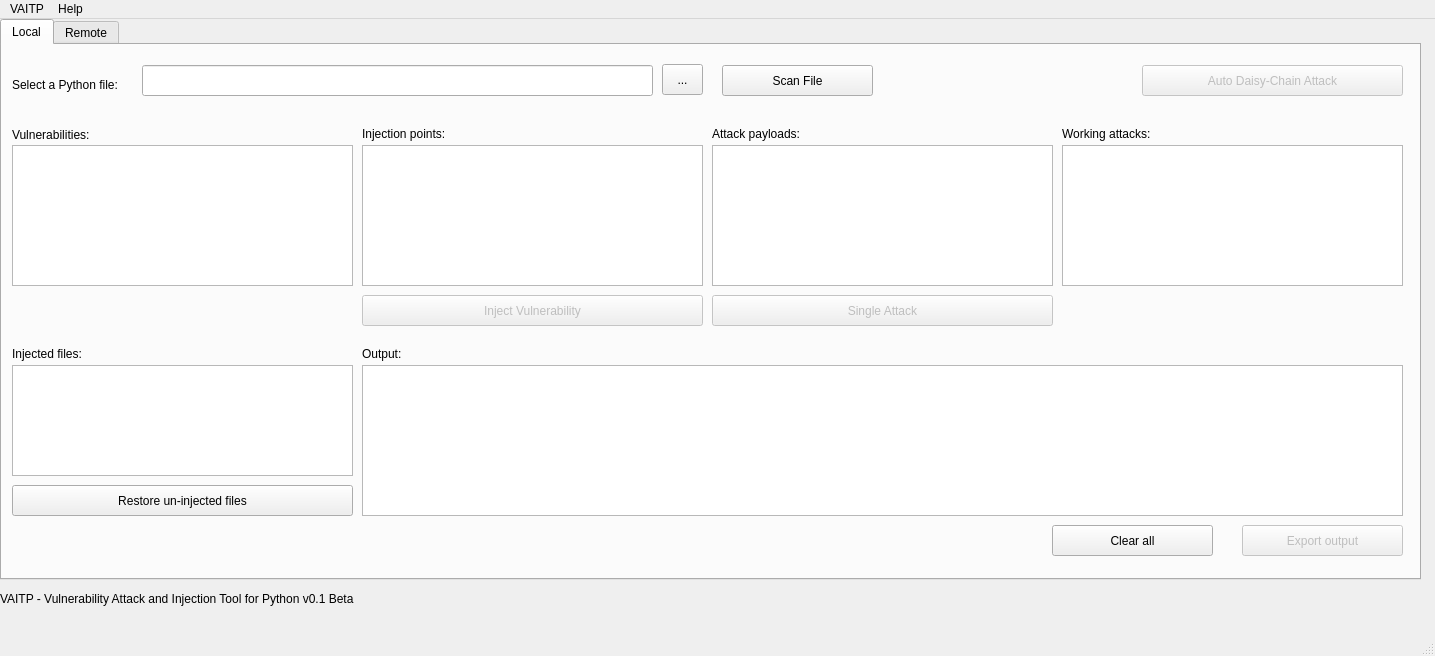
Old version of the form VAITP GUI/vaitp/vaitp.ui in the repository netpack/vaitp.
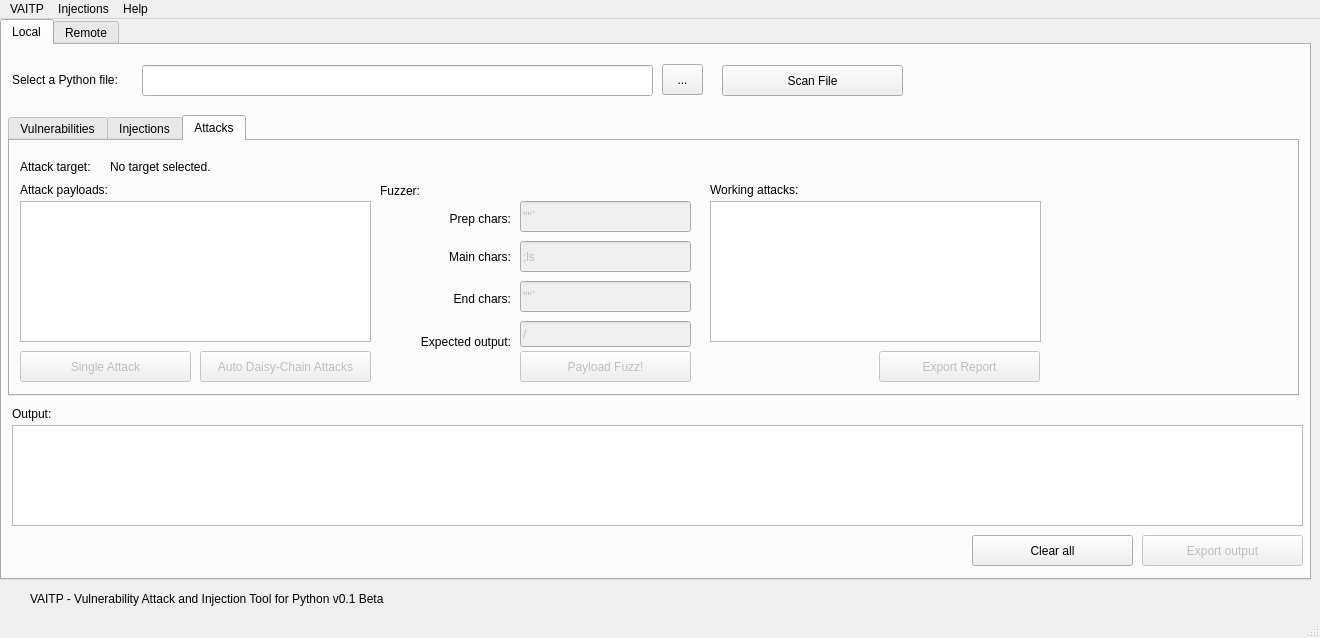
New version of the form. The open tabs and pages were chosen to show the change. Icons and pictures are not drawn.

Commit message: Added manual vulnerability chained injections

```diff
--- a/VAITP GUI/vaitp/vaitp.ui
+++ b/VAITP GUI/vaitp/vaitp.ui
@@ -6,8 +6,8 @@
    <rect>
     <x>0</x>
     <y>0</y>
-    <width>1435</width>
-    <height>656</height>
+    <width>1320</width>
+    <height>638</height>
    </rect>
   </property>
   <property name="windowTitle">
@@ -21,7 +21,7 @@
    <widget class="QLabel" name="lbl_info">
     <property name="geometry">
      <rect>
-      <x>0</x>
+      <x>30</x>
       <y>570</y>
       <width>851</width>
       <height>20</height>
@@ -42,7 +42,7 @@
      <rect>
       <x>0</x>
       <y>0</y>
-      <width>1421</width>
+      <width>1311</width>
       <height>561</height>
      </rect>
     </property>
@@ -86,150 +86,47 @@
       <property name="geometry">
        <rect>
         <x>10</x>
-        <y>30</y>
+        <y>19</y>
         <width>141</width>
-        <height>20</height>
+        <height>31</height>
        </rect>
       </property>
       <property name="text">
        <string>Select a Python file:</string>
       </property>
      </widget>
-     <widget class="QListWidget" name="lst_injectionPoints">
-      <property name="geometry">
-       <rect>
-        <x>360</x>
-        <y>100</y>
-        <width>341</width>
-        <height>141</height>
-       </rect>
-      </property>
-     </widget>
-     <widget class="QLabel" name="label_4">
-      <property name="geometry">
-       <rect>
-        <x>10</x>
-        <y>80</y>
-        <width>261</width>
-        <height>20</height>
-       </rect>
-      </property>
-      <property name="text">
-       <string>Vulnerabilities:</string>
-      </property>
-     </widget>
-     <widget class="QListWidget" name="lst_vulns">
-      <property name="geometry">
-       <rect>
-        <x>10</x>
-        <y>100</y>
-        <width>341</width>
-        <height>141</height>
-       </rect>
-      </property>
-     </widget>
-     <widget class="QLabel" name="label_3">
-      <property name="geometry">
-       <rect>
-        <x>360</x>
-        <y>80</y>
-        <width>271</width>
-        <height>18</height>
-       </rect>
-      </property>
-      <property name="text">
-       <string>Injection points:</string>
-      </property>
-     </widget>
      <widget class="QPushButton" name="bt_scan_py">
       <property name="geometry">
        <rect>
         <x>720</x>
         <y>20</y>
-        <width>151</width>
+        <width>181</width>
         <height>31</height>
        </rect>
       </property>
       <property name="text">
        <string>Scan File</string>
       </property>
-     </widget>
-     <widget class="QPushButton" name="bt_inject_vuln">
-      <property name="enabled">
-       <bool>false</bool>
-      </property>
-      <property name="geometry">
-       <rect>
-        <x>360</x>
-        <y>250</y>
-        <width>341</width>
-        <height>31</height>
-       </rect>
-      </property>
-      <property name="text">
-       <string>Inject Vulnerability</string>
-      </property>
-     </widget>
-     <widget class="QPushButton" name="bt_restore_pys">
-      <property name="enabled">
-       <bool>true</bool>
-      </property>
-      <property name="geometry">
-       <rect>
-        <x>10</x>
-        <y>440</y>
-        <width>341</width>
-        <height>31</height>
-       </rect>
-      </property>
-      <property name="text">
-       <string>Restore un-injected files</string>
-      </property>
-     </widget>
-     <widget class="QPushButton" name="bt_attack">
-      <property name="enabled">
-       <bool>false</bool>
-      </property>
-      <property name="geometry">
-       <rect>
-        <x>710</x>
-        <y>250</y>
-        <width>341</width>
-        <height>31</height>
-       </rect>
-      </property>
-      <property name="text">
-       <string>Single Attack</string>
-      </property>
-     </widget>
-     <widget class="QLabel" name="label_6">
-      <property name="geometry">
-       <rect>
-        <x>710</x>
-        <y>80</y>
-        <width>131</width>
-        <height>18</height>
-       </rect>
-      </property>
-      <property name="text">
-       <string>Attack payloads:</string>
+      <property name="icon">
+       <iconset resource="resources.qrc">
+        <normaloff>:/lineicons-free-basic-3.0/png-files/magnifier.png</normaloff>:/lineicons-free-basic-3.0/png-files/magnifier.png</iconset>
       </property>
      </widget>
      <widget class="QPlainTextEdit" name="txt_output_sh1">
       <property name="geometry">
        <rect>
-        <x>360</x>
-        <y>320</y>
-        <width>1041</width>
-        <height>151</height>
+        <x>10</x>
+        <y>380</y>
+        <width>1291</width>
+        <height>101</height>
        </rect>
       </property>
      </widget>
      <widget class="QLabel" name="label_7">
       <property name="geometry">
        <rect>
-        <x>360</x>
-        <y>300</y>
+        <x>10</x>
+        <y>360</y>
         <width>131</width>
         <height>18</height>
        </rect>
@@ -244,8 +141,8 @@
       </property>
       <property name="geometry">
        <rect>
-        <x>1240</x>
-        <y>480</y>
+        <x>1140</x>
+        <y>490</y>
         <width>161</width>
         <height>31</height>
        </rect>
@@ -254,21 +151,11 @@
        <string>Export output</string>
       </property>
      </widget>
-     <widget class="QListWidget" name="lst_payload">
-      <property name="geometry">
-       <rect>
-        <x>710</x>
-        <y>100</y>
-        <width>341</width>
-        <height>141</height>
-       </rect>
-      </property>
-     </widget>
      <widget class="QPushButton" name="bt_clearAll">
       <property name="geometry">
        <rect>
-        <x>1050</x>
-        <y>480</y>
+        <x>970</x>
+        <y>490</y>
         <width>161</width>
         <height>31</height>
        </rect>
@@ -277,73 +164,549 @@
        <string>Clear all</string>
       </property>
      </widget>
-     <widget class="QListWidget" name="lst_injectedFiles">
+     <widget class="QTabWidget" name="tabWidget_2">
       <property name="geometry">
        <rect>
-        <x>10</x>
-        <y>320</y>
-        <width>341</width>
-        <height>111</height>
+        <x>6</x>
+        <y>70</y>
+        <width>1291</width>
+        <height>281</height>
        </rect>
       </property>
-     </widget>
-     <widget class="QLabel" name="label_8">
-      <property name="geometry">
-       <rect>
-        <x>10</x>
-        <y>300</y>
-        <width>141</width>
-        <height>18</height>
-       </rect>
+      <property name="currentIndex">
+       <number>1</number>
       </property>
-      <property name="text">
-       <string>Injected files:</string>
-      </property>
-     </widget>
-     <widget class="QPushButton" name="bt_auto_daisyChain">
-      <property name="enabled">
-       <bool>false</bool>
-      </property>
-      <property name="geometry">
-       <rect>
-        <x>1140</x>
-        <y>20</y>
-        <width>261</width>
-        <height>31</height>
-       </rect>
-      </property>
-      <property name="text">
-       <string>Auto Daisy-Chain Attack</string>
-      </property>
-      <property name="iconSize">
-       <size>
-        <width>24</width>
-        <height>24</height>
-       </size>
-      </property>
-     </widget>
-     <widget class="QLabel" name="label_9">
-      <property name="geometry">
-       <rect>
-        <x>1060</x>
-        <y>80</y>
-        <width>121</width>
-        <height>18</height>
-       </rect>
-      </property>
-      <property name="text">
-       <string>Working attacks:</string>
-      </property>
-     </widget>
-     <widget class="QListWidget" name="lst_workingAttacks">
-      <property name="geometry">
-       <rect>
-        <x>1060</x>
-        <y>100</y>
-        <width>341</width>
-        <height>141</height>
-       </rect>
-      </property>
+      <widget class="QWidget" name="tab_vulnerabilities">
+       <attribute name="title">
+        <string>Vulnerabilities</string>
+       </attribute>
+       <widget class="QListWidget" name="lst_vulns">
+        <property name="geometry">
+         <rect>
+          <x>10</x>
+          <y>30</y>
+          <width>351</width>
+          <height>141</height>
+         </rect>
+        </property>
+       </widget>
+       <widget class="QLabel" name="label_4">
+        <property name="geometry">
+         <rect>
+          <x>10</x>
+          <y>10</y>
+          <width>261</width>
+          <height>20</height>
+         </rect>
+        </property>
+        <property name="text">
+         <string>Vulnerabilities:</string>
+        </property>
+       </widget>
+       <widget class="QLabel" name="label_2">
+        <property name="geometry">
+         <rect>
+          <x>370</x>
+          <y>10</y>
+          <width>101</width>
+          <height>18</height>
+         </rect>
+        </property>
+        <property name="text">
+         <string>Description:</string>
+        </property>
+       </widget>
+       <widget class="QTextEdit" name="txt_vulnDescription">
+        <property name="geometry">
+         <rect>
+          <x>370</x>
+          <y>30</y>
+          <width>881</width>
+          <height>141</height>
+         </rect>
+        </property>
+        <property name="autoFillBackground">
+         <bool>false</bool>
+        </property>
+        <property name="inputMethodHints">
+         <set>Qt::ImhMultiLine|Qt::ImhNoEditMenu</set>
+        </property>
+        <property name="readOnly">
+         <bool>true</bool>
+        </property>
+       </widget>
+       <widget class="QPushButton" name="bt_autopown">
+        <property name="enabled">
+         <bool>false</bool>
+        </property>
+        <property name="geometry">
+         <rect>
+          <x>160</x>
+          <y>180</y>
+          <width>201</width>
+          <height>31</height>
+         </rect>
+        </property>
+        <property name="text">
+         <string>Auto POWN</string>
+        </property>
+       </widget>
+      </widget>
+      <widget class="QWidget" name="tab_injections">
+       <attribute name="title">
+        <string>Injections</string>
+       </attribute>
+       <widget class="QLabel" name="label_3">
+        <property name="geometry">
+         <rect>
+          <x>10</x>
+          <y>10</y>
+          <width>271</width>
+          <height>18</height>
+         </rect>
+        </property>
+        <property name="text">
+         <string>Injection points:</string>
+        </property>
+       </widget>
+       <widget class="QListWidget" name="lst_injectionPoints">
+        <property name="geometry">
+         <rect>
+          <x>10</x>
+          <y>30</y>
+          <width>351</width>
+          <height>141</height>
+         </rect>
+        </property>
+       </widget>
+       <widget class="QPushButton" name="bt_inject_vuln">
+        <property name="enabled">
+         <bool>false</bool>
+        </property>
+        <property name="geometry">
+         <rect>
+          <x>10</x>
+          <y>180</y>
+          <width>171</width>
+          <height>31</height>
+         </rect>
+        </property>
+        <property name="text">
+         <string>Inject single Vulnerability</string>
+        </property>
+       </widget>
+       <widget class="QLabel" name="label_8">
+        <property name="geometry">
+         <rect>
+          <x>730</x>
+          <y>10</y>
+          <width>141</width>
+          <height>18</height>
+         </rect>
+        </property>
+        <property name="text">
+         <string>Injected files:</string>
+        </property>
+       </widget>
+       <widget class="QListWidget" name="lst_injectedFiles">
+        <property name="geometry">
+         <rect>
+          <x>730</x>
+          <y>30</y>
+          <width>341</width>
+          <height>141</height>
+         </rect>
+        </property>
+       </widget>
+       <widget class="QLabel" name="label_5">
+        <property name="geometry">
+         <rect>
+          <x>370</x>
+          <y>10</y>
+          <width>161</width>
+          <height>18</height>
+         </rect>
+        </property>
+        <property name="text">
+         <string>Chain of injection points:</string>
+        </property>
+       </widget>
+       <widget class="QListWidget" name="lst_injectionsChain">
+        <property name="geometry">
+         <rect>
+          <x>370</x>
+          <y>30</y>
+          <width>351</width>
+          <height>141</height>
+         </rect>
+        </property>
+       </widget>
+       <widget class="QPushButton" name="bt_addToInjectionChain">
+        <property name="enabled">
+         <bool>false</bool>
+        </property>
+        <property name="geometry">
+         <rect>
+          <x>190</x>
+          <y>180</y>
+          <width>171</width>
+          <height>31</height>
+         </rect>
+        </property>
+        <property name="text">
+         <string>Add to injection chain</string>
+        </property>
+       </widget>
+       <widget class="QPushButton" name="bt_executeInjectionChain">
+        <property name="enabled">
+         <bool>false</bool>
+        </property>
+        <property name="geometry">
+         <rect>
+          <x>370</x>
+          <y>180</y>
+          <width>171</width>
+          <height>31</height>
+         </rect>
+        </property>
+        <property name="text">
+         <string>Execute injection chain</string>
+        </property>
+       </widget>
+       <widget class="QPushButton" name="bt_deleteInjectedFile">
+        <property name="enabled">
+         <bool>false</bool>
+        </property>
+        <property name="geometry">
+         <rect>
+          <x>730</x>
+          <y>180</y>
+          <width>161</width>
+          <height>31</height>
+         </rect>
+        </property>
+        <property name="text">
+         <string>Delete injected file</string>
+        </property>
+       </widget>
+       <widget class="QPushButton" name="bt_setInjectedFileAsTarget">
+        <property name="enabled">
+         <bool>false</bool>
+        </property>
+        <property name="geometry">
+         <rect>
+          <x>900</x>
+          <y>180</y>
+          <width>171</width>
+          <height>31</height>
+         </rect>
+        </property>
+        <property name="text">
+         <string>Set as target</string>
+        </property>
+       </widget>
+       <widget class="QPushButton" name="bt_clearInjectionChain">
+        <property name="geometry">
+         <rect>
+          <x>550</x>
+          <y>180</y>
+          <width>171</width>
+          <height>31</height>
+         </rect>
+        </property>
+        <property name="text">
+         <string>Clear injection chain</string>
+        </property>
+       </widget>
+      </widget>
+      <widget class="QWidget" name="tab_attack">
+       <attribute name="title">
+        <string>Attacks</string>
+       </attribute>
+       <widget class="QPushButton" name="bt_attack">
+        <property name="enabled">
+         <bool>false</bool>
+        </property>
+        <property name="geometry">
+         <rect>
+          <x>10</x>
+          <y>210</y>
+          <width>171</width>
+          <height>31</height>
+         </rect>
+        </property>
+        <property name="text">
+         <string>Single Attack</string>
+        </property>
+       </widget>
+       <widget class="QLabel" name="label_6">
+        <property name="geometry">
+         <rect>
+          <x>10</x>
+          <y>40</y>
+          <width>131</width>
+          <height>18</height>
+         </rect>
+        </property>
+        <property name="text">
+         <string>Attack payloads:</string>
+        </property>
+       </widget>
+       <widget class="QListWidget" name="lst_payload">
+        <property name="geometry">
+         <rect>
+          <x>10</x>
+          <y>60</y>
+          <width>351</width>
+          <height>141</height>
+         </rect>
+        </property>
+       </widget>
+       <widget class="QLabel" name="label_9">
+        <property name="geometry">
+         <rect>
+          <x>700</x>
+          <y>40</y>
+          <width>121</width>
+          <height>18</height>
+         </rect>
+        </property>
+        <property name="text">
+         <string>Working attacks:</string>
+        </property>
+       </widget>
+       <widget class="QListWidget" name="lst_workingAttacks">
+        <property name="geometry">
+         <rect>
+          <x>700</x>
+          <y>60</y>
+          <width>331</width>
+          <height>141</height>
+         </rect>
+        </property>
+       </widget>
+       <widget class="QPushButton" name="bt_auto_daisyChain">
+        <property name="enabled">
+         <bool>false</bool>
+        </property>
+        <property name="geometry">
+         <rect>
+          <x>190</x>
+          <y>210</y>
+          <width>171</width>
+          <height>31</height>
+         </rect>
+        </property>
+        <property name="text">
+         <string>Auto Daisy-Chain Attacks</string>
+        </property>
+        <property name="iconSize">
+         <size>
+          <width>24</width>
+          <height>24</height>
+         </size>
+        </property>
+       </widget>
+       <widget class="QLabel" name="label_10">
+        <property name="geometry">
+         <rect>
+          <x>10</x>
+          <y>10</y>
+          <width>91</width>
+          <height>31</height>
+         </rect>
+        </property>
+        <property name="text">
+         <string>Attack target: </string>
+        </property>
+       </widget>
+       <widget class="QPushButton" name="bt_exportReport">
+        <property name="enabled">
+         <bool>false</bool>
+        </property>
+        <property name="geometry">
+         <rect>
+          <x>869</x>
+          <y>210</y>
+          <width>161</width>
+          <height>31</height>
+         </rect>
+        </property>
+        <property name="text">
+         <string>Export Report</string>
+        </property>
+       </widget>
+       <widget class="QLabel" name="lbl_target">
+        <property name="geometry">
+         <rect>
+          <x>100</x>
+          <y>10</y>
+          <width>1181</width>
+          <height>31</height>
+         </rect>
+        </property>
+        <property name="text">
+         <string>No target selected.</string>
+        </property>
+       </widget>
+       <widget class="QLabel" name="label_11">
+        <property name="geometry">
+         <rect>
+          <x>370</x>
+          <y>40</y>
+          <width>71</width>
+          <height>20</height>
+         </rect>
+        </property>
+        <property name="text">
+         <string>Fuzzer:</string>
+        </property>
+       </widget>
+       <widget class="QLabel" name="label_12">
+        <property name="geometry">
+         <rect>
+          <x>370</x>
+          <y>100</y>
+          <width>131</width>
+          <height>31</height>
+         </rect>
+        </property>
+        <property name="text">
+         <string>Main chars:</string>
+        </property>
+        <property name="alignment">
+         <set>Qt::AlignRight|Qt::AlignTrailing|Qt::AlignVCenter</set>
+        </property>
+       </widget>
+       <widget class="QLineEdit" name="lineEdit">
+        <property name="enabled">
+         <bool>false</bool>
+        </property>
+        <property name="geometry">
+         <rect>
+          <x>510</x>
+          <y>100</y>
+          <width>171</width>
+          <height>31</height>
+         </rect>
+        </property>
+        <property name="text">
+         <string>;ls</string>
+        </property>
+       </widget>
+       <widget class="QLineEdit" name="lineEdit_2">
+        <property name="enabled">
+         <bool>false</bool>
+        </property>
+        <property name="geometry">
+         <rect>
+          <x>510</x>
+          <y>60</y>
+          <width>171</width>
+          <height>31</height>
+         </rect>
+        </property>
+        <property name="text">
+         <string>'&quot;'`</string>
+        </property>
+       </widget>
+       <widget class="QLineEdit" name="lineEdit_3">
+        <property name="enabled">
+         <bool>false</bool>
+        </property>
+        <property name="geometry">
+         <rect>
+          <x>510</x>
+          <y>140</y>
+          <width>171</width>
+          <height>31</height>
+         </rect>
+        </property>
+        <property name="text">
+         <string>'&quot;'`</string>
+        </property>
+       </widget>
+       <widget class="QLabel" name="label_13">
+        <property name="geometry">
+         <rect>
+          <x>370</x>
+          <y>67</y>
+          <width>131</width>
+          <height>21</height>
+         </rect>
+        </property>
+        <property name="text">
+         <string>Prep chars:</string>
+        </property>
+        <property name="alignment">
+         <set>Qt::AlignRight|Qt::AlignTrailing|Qt::AlignVCenter</set>
+        </property>
+       </widget>
+       <widget class="QLabel" name="label_14">
+        <property name="geometry">
+         <rect>
+          <x>370</x>
+          <y>147</y>
+          <width>131</width>
+          <height>21</height>
+         </rect>
+        </property>
+        <property name="text">
+         <string>End chars:</string>
+        </property>
+        <property name="alignment">
+         <set>Qt::AlignRight|Qt::AlignTrailing|Qt::AlignVCenter</set>
+        </property>
+       </widget>
+       <widget class="QPushButton" name="pushButton_2">
+        <property name="enabled">
+         <bool>false</bool>
+        </property>
+        <property name="geometry">
+         <rect>
+          <x>510</x>
+          <y>210</y>
+          <width>171</width>
+          <height>31</height>
+         </rect>
+        </property>
+        <property name="text">
+         <string>Payload Fuzz!</string>
+        </property>
+       </widget>
+       <widget class="QLabel" name="label_15">
+        <property name="geometry">
+         <rect>
+          <x>370</x>
+          <y>190</y>
+          <width>131</width>
+          <height>21</height>
+         </rect>
+        </property>
+        <property name="text">
+         <string>Expected output:</string>
+        </property>
+        <property name="alignment">
+         <set>Qt::AlignRight|Qt::AlignTrailing|Qt::AlignVCenter</set>
+        </property>
+       </widget>
+       <widget class="QLineEdit" name="lineEdit_4">
+        <property name="enabled">
+         <bool>false</bool>
+        </property>
+        <property name="geometry">
+         <rect>
+          <x>510</x>
+          <y>180</y>
+          <width>171</width>
+          <height>26</height>
+         </rect>
+        </property>
+        <property name="text">
+         <string>/</string>
+        </property>
+       </widget>
+      </widget>
      </widget>
     </widget>
     <widget class="QWidget" name="tab_2">
@@ -358,7 +721,7 @@
     <rect>
      <x>0</x>
      <y>0</y>
-     <width>1435</width>
+     <width>1320</width>
      <height>23</height>
     </rect>
    </property>
@@ -374,7 +737,18 @@
     </property>
     <addaction name="actionAbout"/>
    </widget>
+   <widget class="QMenu" name="menuInjections">
+    <property name="title">
+     <string>Injections</string>
+    </property>
+    <property name="icon">
+     <iconset resource="resources.qrc">
+      <normaloff>:/lineicons-free-basic-3.0/png-files/syringe.png</normaloff>:/lineicons-free-basic-3.0/png-files/syringe.png</iconset>
+    </property>
+    <addaction name="actionReScan_for_injected_files"/>
+   </widget>
    <addaction name="menuFile"/>
+   <addaction name="menuInjections"/>
    <addaction name="menuAbout"/>
   </widget>
   <widget class="QStatusBar" name="statusbar"/>
```
Left out of the diff: 21 changed lines with no effect on the pictures. The commit also changes 558 other files.
